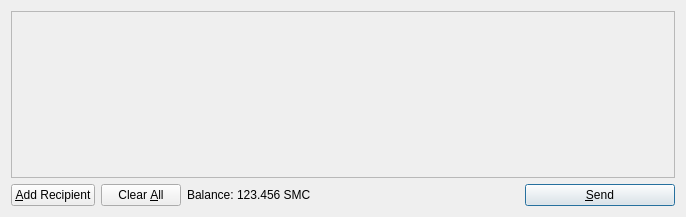
The window that src/qt/forms/sendcoinsdialog.ui (sheilapimpampum/creativechain) describes before a commit, drawn with Qt 5.
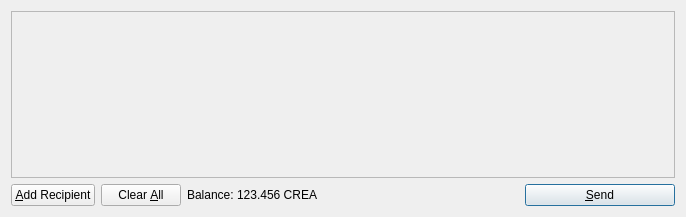
The same window after the commit. Icons and pictures are not drawn.

Patch:
```diff
--- a/src/qt/forms/sendcoinsdialog.ui
+++ b/src/qt/forms/sendcoinsdialog.ui
@@ -119,7 +119,7 @@
           <cursorShape>IBeamCursor</cursorShape>
          </property>
          <property name="text">
-          <string>123.456 SMC</string>
+          <string>123.456 CREA</string>
          </property>
          <property name="textInteractionFlags">
           <set>Qt::LinksAccessibleByMouse|Qt::TextSelectableByKeyboard|Qt::TextSelectableByMouse</set>
```
